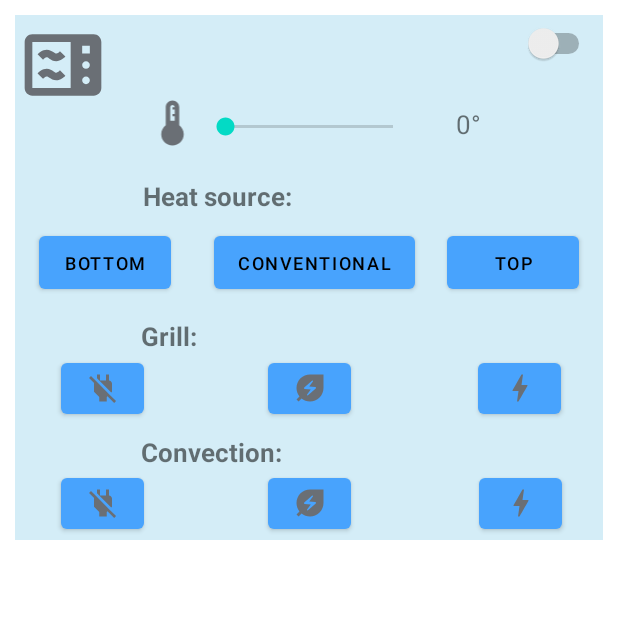
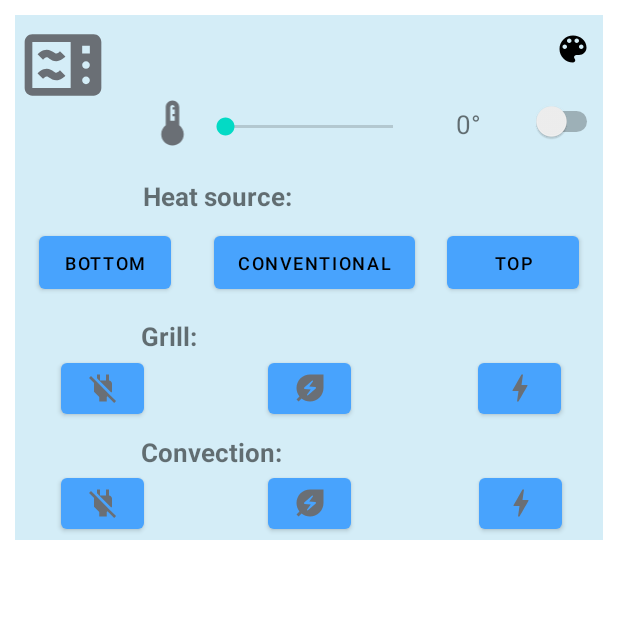
Before and after one commit to lucasfleischer07/TPE3-HCI-AppMobile, an Android app: the fragment OvenFragment shown on its own in the app's theme, on a phone screen of 412 x 824 dp, the top half of it. Run offline under Robolectric (Android 15) with nearby library versions, the phone set to English and light mode, and no system bars; our stand-ins replace Room's generated code.

Commit message:
agregadno boton de color picker en los fragmentos de los dispositivos

```diff
--- a/app/src/main/res/layout/fragment_oven.xml
+++ b/app/src/main/res/layout/fragment_oven.xml
@@ -55,10 +55,10 @@
         android:layout_height="38dp"
         app:layout_constraintBottom_toBottomOf="parent"
         app:layout_constraintEnd_toEndOf="parent"
-        app:layout_constraintHorizontal_bias="0.984"
+        app:layout_constraintHorizontal_bias="1.0"
         app:layout_constraintStart_toStartOf="parent"
         app:layout_constraintTop_toTopOf="parent"
-        app:layout_constraintVertical_bias="0.0"
+        app:layout_constraintVertical_bias="0.166"
         tools:ignore="UseSwitchCompatOrMaterialXml" />
 
     <ImageView
@@ -279,6 +279,19 @@
         app:layout_constraintTop_toTopOf="parent"
         app:layout_constraintVertical_bias="0.996" />
 
+    <Button
+        android:id="@+id/colorPickerButton"
+        android:layout_width="48dp"
+        android:layout_height="36dp"
+        android:background="?android:attr/selectableItemBackground"
+        android:drawableLeft="@drawable/color_picker_asset"
+        app:layout_constraintBottom_toBottomOf="parent"
+        app:layout_constraintEnd_toEndOf="parent"
+        app:layout_constraintHorizontal_bias="1.0"
+        app:layout_constraintStart_toStartOf="parent"
+        app:layout_constraintTop_toTopOf="parent"
+        app:layout_constraintVertical_bias="0.014" />
+
     <TextView
         android:id="@+id/ovenTextViewPercentage"
         android:layout_width="69dp"
```
Also changed, not shown: app/src/main/res/layout/fragment_door.xml (+14 -1 lines), app/src/main/res/layout/fragment_lamp.xml (+15 -2 lines), app/src/main/res/layout/fragment_refrigerator.xml (+14 -0 lines), app/src/main/res/layout/fragment_speaker.xml (+13 -0 lines).
